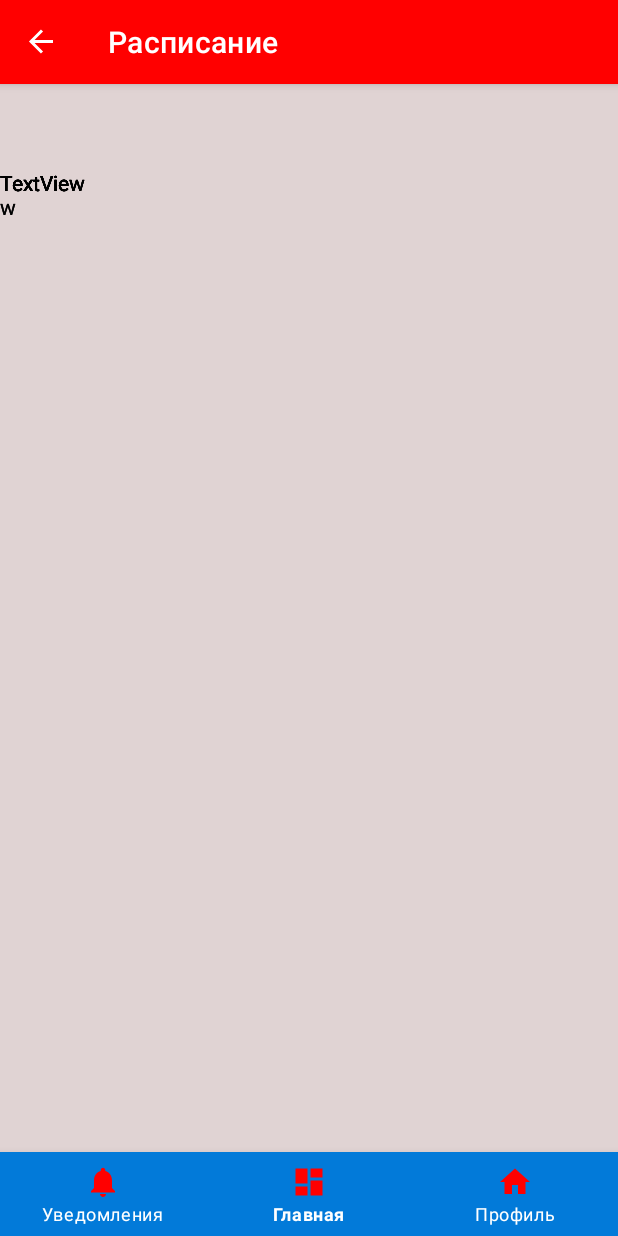
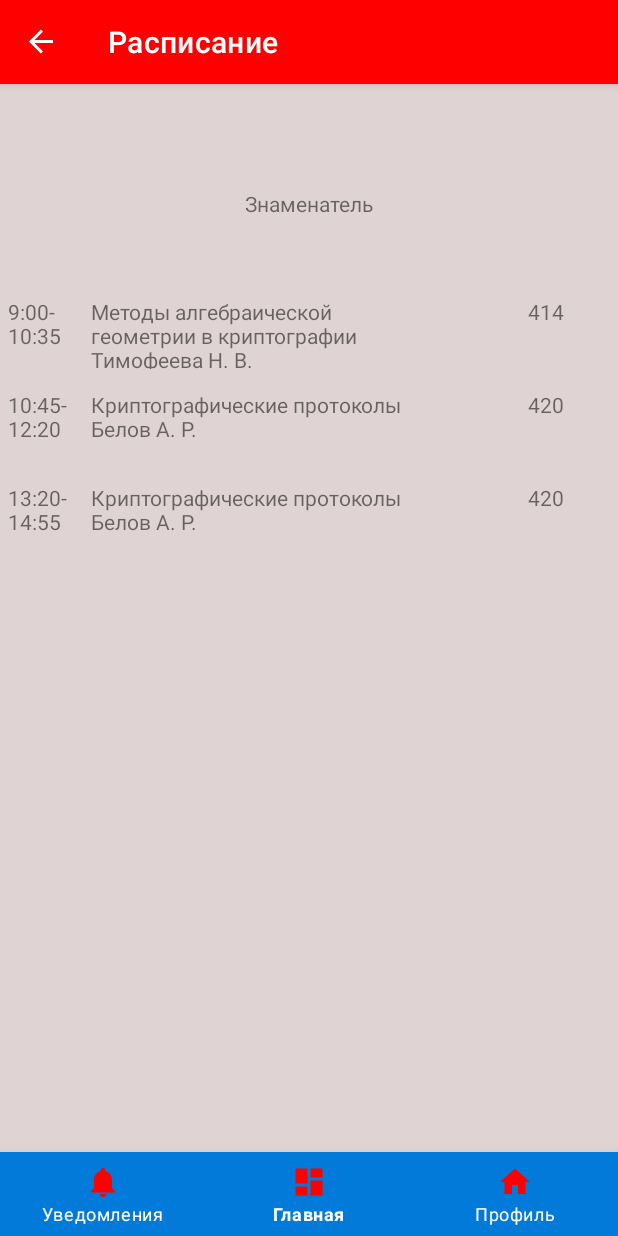
Before and after one commit to StreetKatya/Studelper, an Android app: the ScheduleFragment screen opened through its navigation route, on a phone screen of 412 x 824 dp. Run offline under Robolectric (Android 15) with nearby library versions, the phone set to English and light mode, and no system bars; our stand-ins replace Room's generated code, navigation-ui.

```diff
--- a/app/src/main/res/layout/fragment_schedule.xml
+++ b/app/src/main/res/layout/fragment_schedule.xml
@@ -13,145 +13,107 @@
         <TextView
             android:id="@+id/lesson1"
             android:layout_width="291dp"
-            android:layout_height="47dp"
-            android:text="TextView"
-            tools:layout_editor_absoluteX="62dp"
-            tools:layout_editor_absoluteY="86dp" />
-
-        <TextView
-            android:id="@+id/time6"
-            android:layout_width="55dp"
             android:layout_height="48dp"
-            android:text="TextView"
-            tools:layout_editor_absoluteX="7dp"
-            tools:layout_editor_absoluteY="403dp" />
-
-        <TextView
-            android:id="@+id/auditory6"
-            android:layout_width="59dp"
-            android:layout_height="47dp"
-            android:text="TextView"
-            tools:layout_editor_absoluteX="353dp"
-            tools:layout_editor_absoluteY="403dp" />
-
-        <TextView
-            android:id="@+id/lesson6"
-            android:layout_width="291dp"
-            android:layout_height="47dp"
-            android:text="TextView"
-            tools:layout_editor_absoluteX="62dp"
-            tools:layout_editor_absoluteY="403dp" />
-
-        <TextView
-            android:id="@+id/lesson5"
-            android:layout_width="291dp"
-            android:layout_height="47dp"
-            android:text="TextView"
-            tools:layout_editor_absoluteX="60dp"
-            tools:layout_editor_absoluteY="341dp" />
-
-        <TextView
-            android:id="@+id/auditory5"
-            android:layout_width="59dp"
-            android:layout_height="47dp"
-            android:text="TextView"
-            tools:layout_editor_absoluteX="351dp"
-            tools:layout_editor_absoluteY="341dp" />
-
-        <TextView
-            android:id="@+id/time5"
-            android:layout_width="55dp"
-            android:layout_height="48dp"
-            android:text="TextView"
-            tools:layout_editor_absoluteX="5dp"
-            tools:layout_editor_absoluteY="341dp" />
-
-        <TextView
-            android:id="@+id/time4"
-            android:layout_width="55dp"
-            android:layout_height="48dp"
-            android:text="TextView"
-            tools:layout_editor_absoluteX="7dp"
-            tools:layout_editor_absoluteY="277dp" />
-
-        <TextView
-            android:id="@+id/auditory4"
-            android:layout_width="59dp"
-            android:layout_height="47dp"
-            android:text="TextView"
-            tools:layout_editor_absoluteX="353dp"
-            tools:layout_editor_absoluteY="277dp" />
-
-        <TextView
-            android:id="@+id/lesson4"
-            android:layout_width="291dp"
-            android:layout_height="47dp"
-            android:text="TextView"
-            tools:layout_editor_absoluteX="62dp"
-            tools:layout_editor_absoluteY="277dp" />
+            android:layout_marginTop="86dp"
+            android:text="Методы алгебраической геометрии в криптографии                                                          Тимофеева Н. В."
+            android:elevation="5dp"
+            app:layout_constraintStart_toEndOf="@+id/time1"
+            app:layout_constraintTop_toTopOf="parent" />
 
         <TextView
             android:id="@+id/time3"
             android:layout_width="55dp"
             android:layout_height="48dp"
-            android:text="TextView"
-            tools:layout_editor_absoluteX="5dp"
-            tools:layout_editor_absoluteY="210dp" />
+            android:layout_marginStart="5dp"
+            android:layout_marginTop="14dp"
+            android:text="13:20-   14:55"
+            android:elevation="5dp"
+            app:layout_constraintStart_toStartOf="parent"
+            app:layout_constraintTop_toBottomOf="@+id/time2" />
 
         <TextView
             android:id="@+id/auditory3"
             android:layout_width="59dp"
-            android:layout_height="47dp"
-            android:text="TextView"
-            tools:layout_editor_absoluteX="351dp"
-            tools:layout_editor_absoluteY="210dp" />
+            android:layout_height="48dp"
+            android:layout_marginTop="14dp"
+            android:text="420"
+            android:elevation="5dp"
+            app:layout_constraintStart_toEndOf="@+id/lesson3"
+            app:layout_constraintTop_toBottomOf="@+id/auditory2" />
 
         <TextView
             android:id="@+id/lesson3"
             android:layout_width="291dp"
-            android:layout_height="47dp"
-            android:text="TextView"
-            tools:layout_editor_absoluteX="60dp"
-            tools:layout_editor_absoluteY="210dp" />
+            android:layout_height="48dp"
+            android:layout_marginTop="14dp"
+            android:text="Криптографические протоколы                 Белов А. Р."
+            android:elevation="5dp"
+            app:layout_constraintStart_toEndOf="@+id/time3"
+            app:layout_constraintTop_toBottomOf="@+id/lesson2" />
 
         <TextView
             android:id="@+id/lesson2"
             android:layout_width="291dp"
-            android:layout_height="47dp"
-            android:text="TextView"
-            tools:layout_editor_absoluteX="60dp"
-            tools:layout_editor_absoluteY="145dp" />
+            android:layout_height="48dp"
+            android:layout_marginTop="14dp"
+            android:text="Криптографические протоколы                 Белов А. Р."
+            android:elevation="5dp"
+            app:layout_constraintStart_toEndOf="@+id/time2"
+            app:layout_constraintTop_toBottomOf="@+id/lesson1" />
 
         <TextView
             android:id="@+id/auditory2"
             android:layout_width="59dp"
-            android:layout_height="47dp"
-            android:text="TextView"
-            tools:layout_editor_absoluteX="351dp"
-            tools:layout_editor_absoluteY="145dp" />
+            android:layout_height="48dp"
+            android:layout_marginTop="14dp"
+            android:text="420"
+            android:elevation="5dp"
+            app:layout_constraintStart_toEndOf="@+id/lesson2"
+            app:layout_constraintTop_toBottomOf="@+id/auditory1" />
 
         <TextView
             android:id="@+id/time2"
             android:layout_width="55dp"
             android:layout_height="48dp"
-            android:text="TextView"
-            tools:layout_editor_absoluteX="5dp"
-            tools:layout_editor_absoluteY="145dp" />
+            android:layout_marginStart="5dp"
+            android:layout_marginTop="14dp"
+            android:text="10:45-   12:20"
+            android:elevation="5dp"
+            app:layout_constraintStart_toStartOf="parent"
+            app:layout_constraintTop_toBottomOf="@+id/time1" />
 
         <TextView
             android:id="@+id/auditory1"
             android:layout_width="59dp"
-            android:layout_height="47dp"
-            android:text="TextView"
-            tools:layout_editor_absoluteX="353dp"
-            tools:layout_editor_absoluteY="86dp" />
+            android:layout_height="48dp"
+            android:layout_marginTop="86dp"
+            android:text="414"
+            android:elevation="5dp"
+            app:layout_constraintStart_toEndOf="@+id/lesson1"
+            app:layout_constraintTop_toTopOf="parent" />
 
         <TextView
             android:id="@+id/time1"
             android:layout_width="55dp"
             android:layout_height="48dp"
-            android:text="TextView"
-            tools:layout_editor_absoluteX="7dp"
-            tools:layout_editor_absoluteY="86dp" />
+            android:layout_marginStart="5dp"
+            android:layout_marginTop="86dp"
+            android:text="9:00-   10:35"
+            android:elevation="5dp"
+            app:layout_constraintEnd_toStartOf="@+id/lesson1"
+            app:layout_constraintStart_toStartOf="parent"
+            app:layout_constraintTop_toTopOf="parent" />
+
+        <TextView
+            android:id="@+id/textView7"
+            android:layout_width="wrap_content"
+            android:layout_height="wrap_content"
+            android:layout_marginStart="162dp"
+            android:layout_marginTop="14dp"
+            android:layout_marginEnd="162dp"
+            android:text="Знаменатель"
+            app:layout_constraintEnd_toEndOf="parent"
+            app:layout_constraintStart_toStartOf="parent"
+            app:layout_constraintTop_toTopOf="parent" />
     </androidx.constraintlayout.widget.ConstraintLayout>
 </FrameLayout>
```
